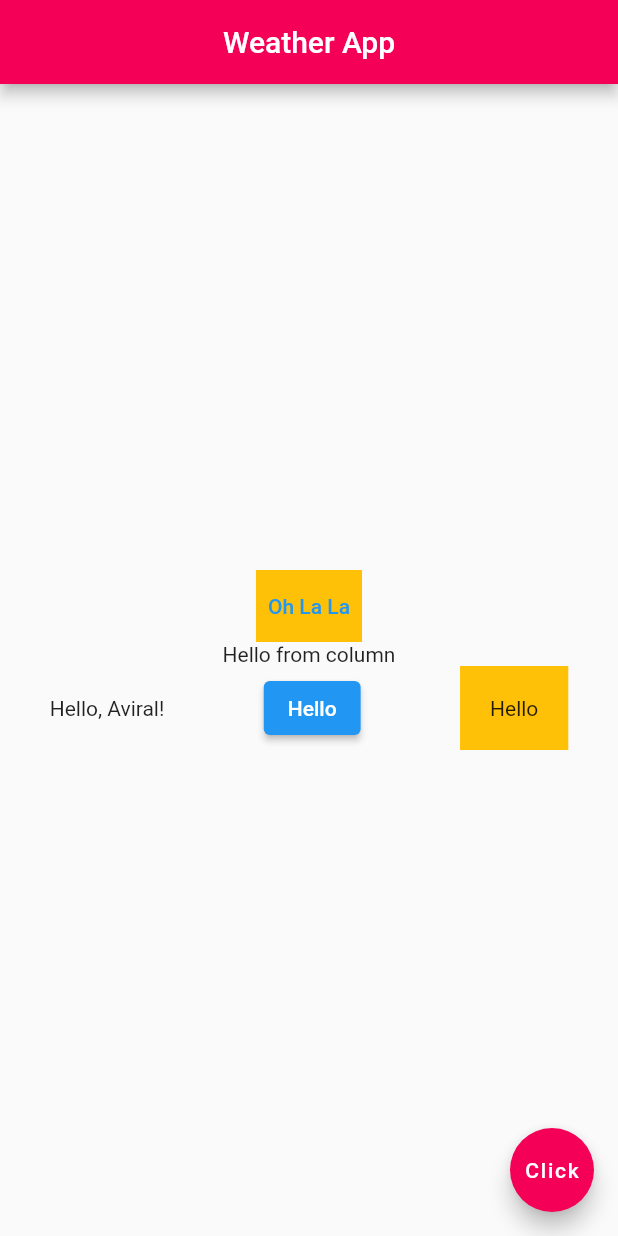
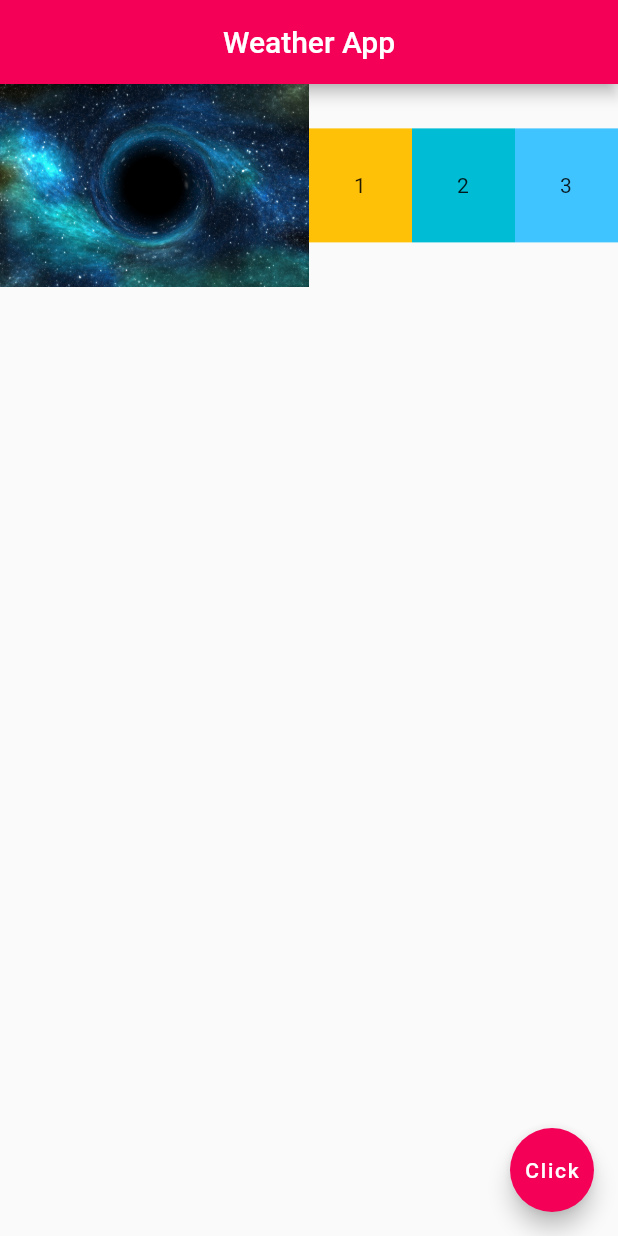
Before and after one commit to Aviral09/flutter_time_app, a Flutter app: the screen it shows after launch, on a phone screen of 412 x 824 dp. Run offline on Flutter 3.47's test engine with Material 2 defaults, Android fonts, the phone set to English and light mode, and no system bars.

Commit message:
Flex. (Upto video 14)

```diff
--- a/lib/main.dart
+++ b/lib/main.dart
@@ -17,27 +17,35 @@ class Home extends StatelessWidget {
         centerTitle: true,
         backgroundColor: Colors.pinkAccent[400],
       ),
-      body: Column(
-        mainAxisAlignment: MainAxisAlignment.center,
-        crossAxisAlignment: CrossAxisAlignment.center,
+      body: Row(
         children: <Widget>[
-          Container(
-            color: Colors.amber,
-            child: TextButton(onPressed: (){} ,child: Text("Oh La La")),
+          Expanded(
+              flex: 3,
+              child: Image.asset('assets/space-2.jpg')
           ),
-          Text("Hello from column"),
-          Row(
-            mainAxisAlignment: MainAxisAlignment.spaceAround,
-            crossAxisAlignment: CrossAxisAlignment.center,
-            children: <Widget>[
-              Text("Hello, Aviral!"),
-              ElevatedButton(onPressed: (){}, child: Text("Hello")),
-              Container(
-                  color: Colors.amber,
-                  child: Text("Hello"),
-                  padding: EdgeInsets.all(20)
-              )
-            ],
+          Expanded(
+            flex: 1,
+            child: Container(
+              padding: EdgeInsets.all(30),
+              color: Colors.amber,
+              child: Text("1"),
+            ),
+          ),
+          Expanded(
+            flex: 1,
+            child: Container(
+              padding: EdgeInsets.all(30),
+              color: Colors.cyan,
+              child: Text("2"),
+            ),
+          ),
+          Expanded(
+            flex: 1,
+            child: Container(
+              padding: EdgeInsets.all(30),
+              color: Colors.lightBlueAccent,
+              child: Text("3"),
+            ),
           ),
         ],
       ),
--- a/pubspec.yaml
+++ b/pubspec.yaml
@@ -58,9 +58,9 @@ flutter:
   uses-material-design: true
 
   # To add assets to your application, add an assets section, like this:
-  # assets:
-  #   - images/a_dot_burr.jpeg
-  #   - images/a_dot_ham.jpeg
+  assets:
+    - assets/
+
 
   # An image asset can refer to one or more resolution-specific "variants", see
   # https://flutter.dev/assets-and-images/#resolution-aware.
```
Also changed, not shown: assets/space-2.jpg (added), assets/space.jpg (added).
